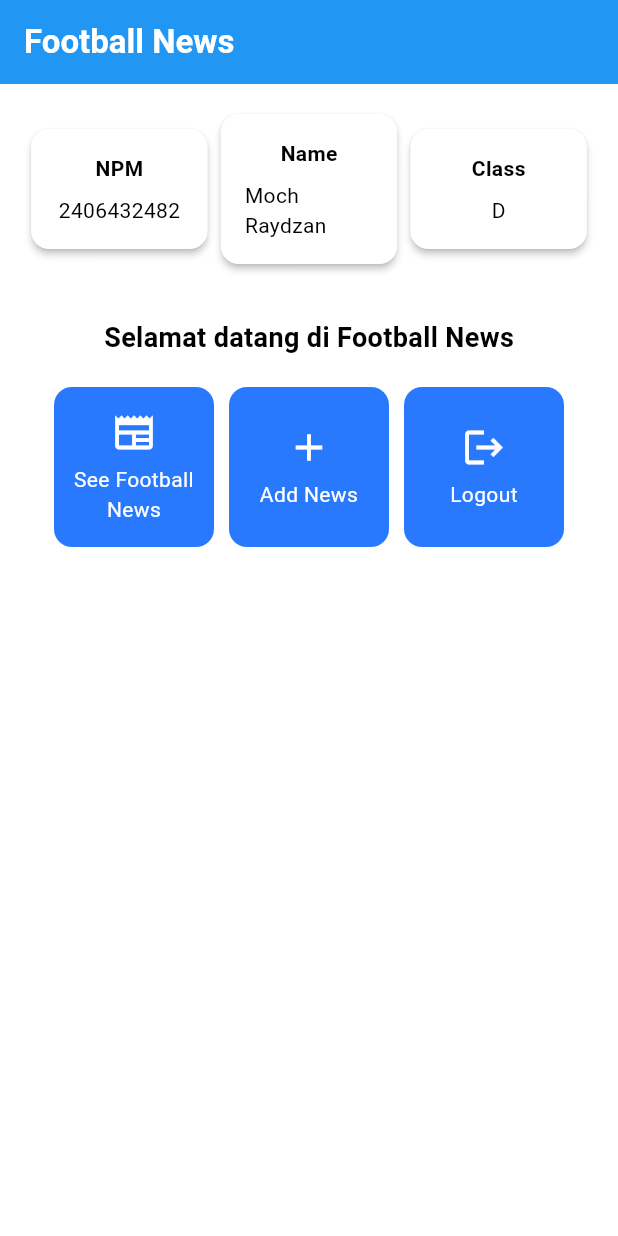
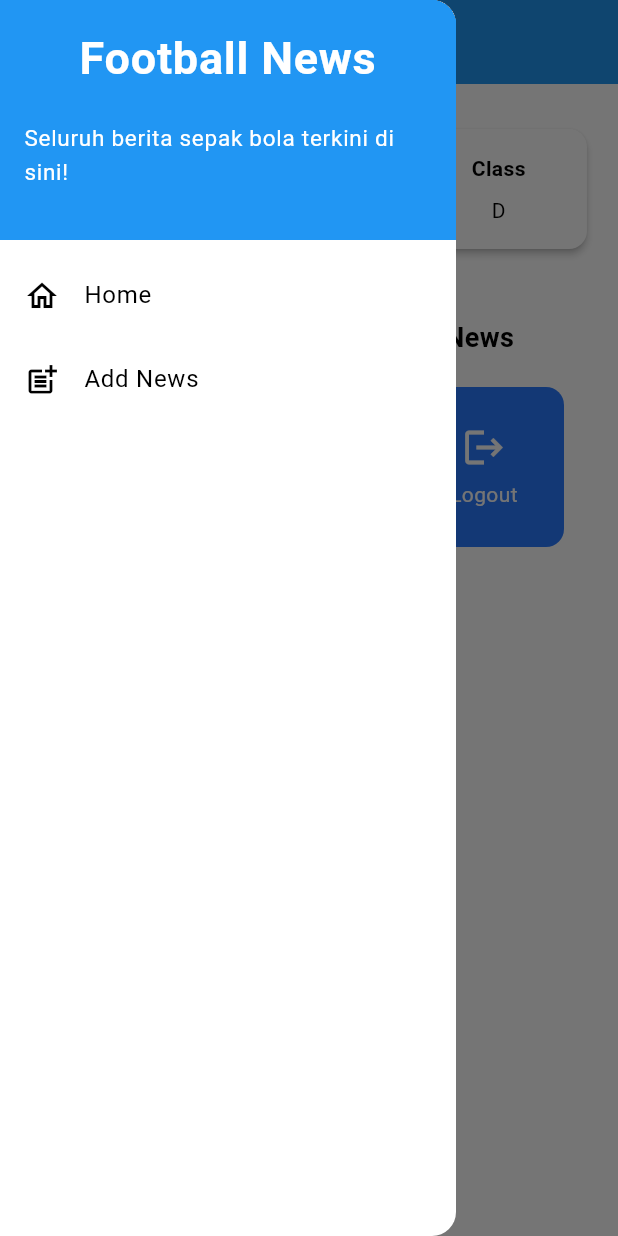
Before and after one commit to Raydzan/football-news-mobile, a Flutter app: the screen it shows after launch, with the side drawer open (before the commit the screen has no drawer), on a phone screen of 412 x 824 dp. Run offline on Flutter 3.47's test engine with Material 3 defaults, Android fonts, the phone set to English and light mode, and no system bars.

Commit message:
tutorial 7 selesai

```diff
--- a/lib/main.dart
+++ b/lib/main.dart
@@ -1,5 +1,5 @@
 import 'package:flutter/material.dart';
-import 'package:football_news/menu.dart';
+import 'package:football_news/screens/menu.dart';
 
 void main() {
   runApp(const MyApp());
--- a/lib/menu.dart
+++ b/lib/screens/menu.dart
@@ -1,4 +1,7 @@
 import 'package:flutter/material.dart';
+import 'package:football_news/widgets/left_drawer.dart';
+import 'package:football_news/screens/newslist_form.dart';
+import 'package:football_news/widgets/news_card.dart';
 
 class MyHomePage extends StatelessWidget {
   MyHomePage({super.key});
@@ -29,6 +32,7 @@ class MyHomePage extends StatelessWidget {
         // Warna latar belakang AppBar diambil dari skema warna tema aplikasi.
         backgroundColor: Theme.of(context).colorScheme.primary,
       ),
+      drawer: LeftDrawer(),
       // Body halaman dengan padding di sekelilingnya.
       body: Padding(
         padding: const EdgeInsets.all(16.0),
@@ -146,12 +150,18 @@ class ItemCard extends StatelessWidget {
       child: InkWell(
         // Aksi ketika kartu ditekan.
         onTap: () {
-          // Menampilkan pesan SnackBar saat kartu ditekan.
+          // Memunculkan SnackBar ketika diklik
           ScaffoldMessenger.of(context)
             ..hideCurrentSnackBar()
-            ..showSnackBar(
-                SnackBar(content: Text("Kamu telah menekan tombol ${item.name}!"))
-            );
+            ..showSnackBar(SnackBar(
+                content: Text("Kamu telah menekan tombol ${item.name}!")));
+
+          // Navigate ke route yang sesuai (tergantung jenis tombol)
+          if (item.name == "Tambah Berita") {
+            // TODO: Gunakan Navigator.push untuk melakukan navigasi ke MaterialPageRoute yang mencakup NewsFormPage.
+            Navigator.push(context,
+                MaterialPageRoute(builder: (context) => const NewsFormPage()));
+          }
         },
         // Container untuk menyimpan Icon dan Text
         child: Container(
--- /dev/null
+++ b/lib/widgets/left_drawer.dart
@@ -0,0 +1,86 @@
+import 'package:flutter/material.dart';
+import 'package:football_news/screens/menu.dart';
+import 'package:football_news/screens/newslist_form.dart';
+
+class LeftDrawer extends StatelessWidget {
+  const LeftDrawer({super.key});
+
+  @override
+  Widget build(BuildContext context) {
+    return Drawer(
+      child: ListView(
+        children: [
+          const DrawerHeader(
+            // TODO: Bagian drawer header
+            decoration: BoxDecoration(
+              color: Colors.blue,
+            ),
+            child: Column(
+              children: [
+                Text(
+                  'Football News',
+                  textAlign: TextAlign.center,
+                  style: TextStyle(
+                    fontSize: 30,
+                    fontWeight: FontWeight.bold,
+                    color: Colors.white,
+                  ),
+                ),
+                Padding(padding: EdgeInsets.all(10)),
+                Text("Seluruh berita sepak bola terkini di sini!",
+                  // TODO: Tambahkan gaya teks dengan center alignment, font ukuran 15, warna putih, dan weight biasa
+                  style: TextStyle(
+                    fontSize: 15,
+                    color: Colors.white,
+                    fontWeight: FontWeight.normal,
+                  ),
+                ),
+              ],
+            ),
+          ),
+          // TODO: Bagian routing
+          ListTile(
+            leading: const Icon(Icons.home_outlined),
+            title: const Text('Home'),
+            // Bagian redirection ke MyHomePage
+            onTap: () {
+              Navigator.pushReplacement(
+                  context,
+                  MaterialPageRoute(
+                    builder: (context) => MyHomePage(),
+                  ));
+            },
+          ),
+          ListTile(
+            leading: const Icon(Icons.post_add),
+            title: const Text('Add News'),
+            // Bagian redirection ke NewsFormPage
+            onTap: () {
+              /*
+            TODO: Buatlah routing ke NewsFormPage di sini,
+             setelah halaman NewsFormPage sudah dibuat.
+             */
+              Navigator.pushReplacement(
+                  context,
+                  MaterialPageRoute(
+                    builder: (context) => NewsFormPage(),
+                  ));
+            },
+          ),
+          // TODO: Buat ListTile baru untuk ke halaman melihat news
+          /* ListTile(
+            leading: const Icon(Icons.newspaper),
+            title: const Text('see news'),
+            onTap: () {
+              Navigator.pushReplacement(
+                  context,
+                  MaterialPageRoute(
+                    builder: (context) => SeeNewsPage(),
+                  ));
+            },
+          )*/
+        ],
+      ),
+    );
+  }
+}
```
Also changed, not shown: form_sample/analysis_options.yaml (added, +28 -0 lines), form_sample/lib/main.dart (added, +64 -0 lines), form_sample/pubspec.yaml (added, +89 -0 lines), lib/screens/newslist_form.dart (added, +215 -0 lines), lib/widgets/news_card.dart (added, +59 -0 lines), form_sample/pubspec.lock (added), 124 other files.
